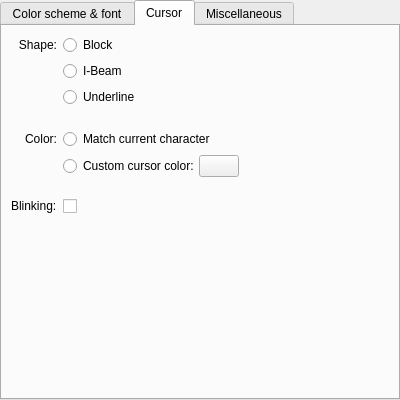
Old version of the form src/EditProfileAppearancePage.ui in the repository KDE/konsole.
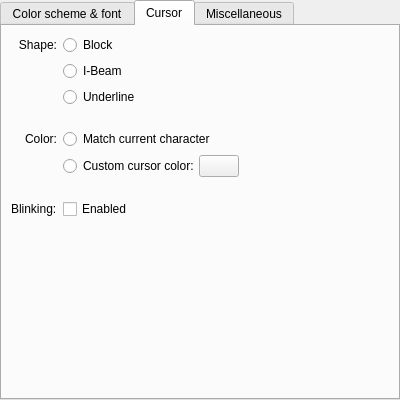
New version of the form. The open tabs and pages were chosen to show the change. Custom widgets are drawn as their Qt base class.

Commit message:
Add missing checkbox label on Edit Profile → Appearance page
Relevant HIG entry:
https://hig.kde.org/components/editing/checkbox.html#appearance

```diff
--- a/src/EditProfileAppearancePage.ui
+++ b/src/EditProfileAppearancePage.ui
@@ -404,7 +404,7 @@
             <string>Make the cursor blink regularly</string>
            </property>
            <property name="text">
-            <string/>
+            <string>Enabled</string>
            </property>
           </widget>
          </item>
```
